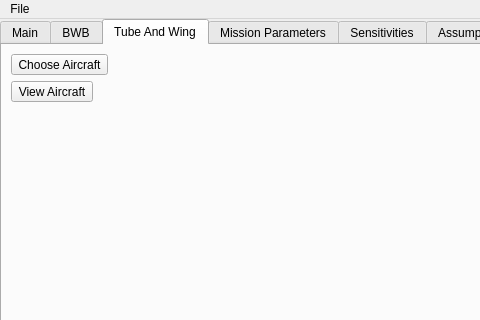
The window that BWB_GUI/form.ui (bsannar/Capstone_BWB) describes before a commit, drawn with Qt 5; both pictures show x 0 to 480 and y 0 to 320 of the 1348 by 646 pixel window.
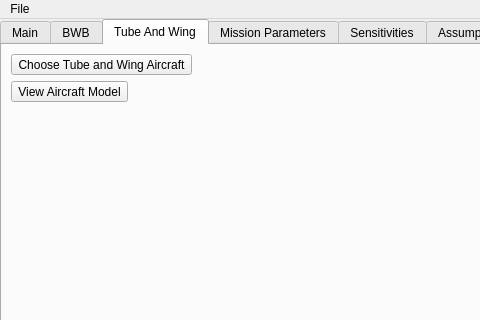
The same window after the commit. The open tabs and pages were chosen to show the change. Icons and pictures are not drawn.

What changed in the file:
```diff
--- a/BWB_GUI/form.ui
+++ b/BWB_GUI/form.ui
@@ -322,14 +322,14 @@
         <item row="1" column="0">
          <widget class="QToolButton" name="btnViewAircraftTaw">
           <property name="text">
-           <string>View Aircraft</string>
+           <string>View Aircraft Model</string>
           </property>
          </widget>
         </item>
         <item row="0" column="0">
          <widget class="QToolButton" name="ddChooseAircraft">
           <property name="text">
-           <string>Choose Aircraft</string>
+           <string>Choose Tube and Wing Aircraft</string>
           </property>
          </widget>
         </item>
```
Left out of the diff: 2 changed lines with no effect on the pictures.
